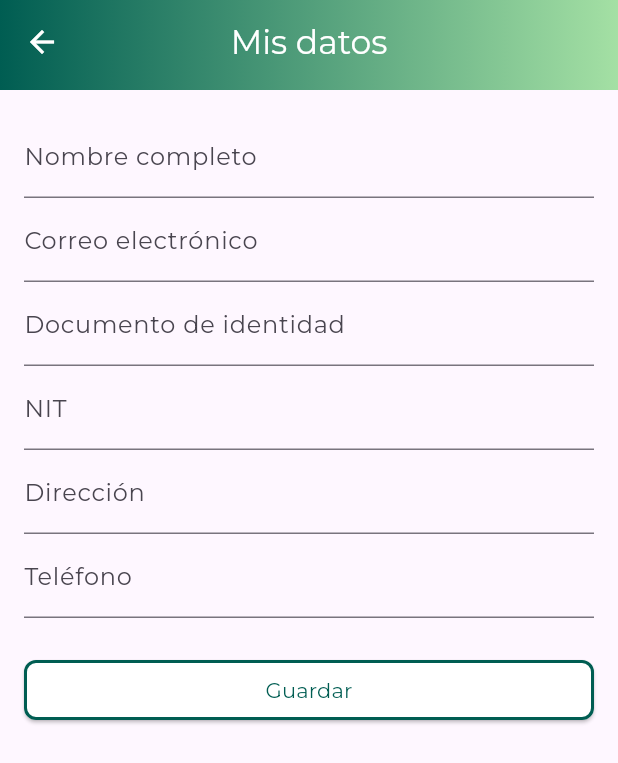
After one commit to f-munozg/MISW4501-G5-Movil, a Flutter app: the SettingsView screen opened directly, after a tap on "Mis datos", on a phone screen of 412 x 824 dp. The commit adds this screen. Shown: the top 763 px of the screen. Run offline on Flutter 3.47's test engine with Material 3 defaults, Android fonts, the phone set to English and light mode, and no system bars.

Commit message:
v5.0.0 Se agrega registro de cliente y actualizacion de cliente

```diff
--- a/lib/core/constants/app_menu.dart
+++ b/lib/core/constants/app_menu.dart
@@ -13,7 +13,7 @@ class AppMenu {
     BottomNavItem(icon: Icons.local_shipping, label: 'Pedidos', screen: const OrderView()),
     BottomNavItem(icon: Icons.inventory, label: 'Productos', screen:  ProductView()),
     BottomNavItem(icon: Icons.storefront, label: 'Stock',screen: const StockView()),
-    BottomNavItem(icon: Icons.settings, label: 'Configuración', screen: const SettingsView()),
+    BottomNavItem(icon: Icons.settings, label: 'Configuración', screen: const SettingsView(userRole: 'client')),
   ];
 
   static final List<BottomNavItem> sellerMenu = [
@@ -21,6 +21,6 @@ class AppMenu {
     BottomNavItem(icon: Icons.inventory, label: 'Productos', screen:  ProductView()),
     BottomNavItem(icon: Icons.storefront, label: 'Tiendas', screen: const StoreView()),
     BottomNavItem(icon: Icons.person, label: 'Clientes', screen: ClientView()),
-    BottomNavItem(icon: Icons.settings, label: 'Configuración', screen: const SettingsView()),
+    BottomNavItem(icon: Icons.settings, label: 'Configuración', screen: const SettingsView(userRole: 'seller')),
   ];
 }
--- /dev/null
+++ b/lib/features/clients/views/client_profile_view.dart
@@ -0,0 +1,46 @@
+import 'package:flutter/material.dart';
+import '../../../core/widgets/custom_app_bar.dart';
+import '../widgets/client_profile_form.dart';
+
+class ClientProfileView extends StatelessWidget {
+  const ClientProfileView({super.key});
+
+  @override
+  Widget build(BuildContext context) {
+    final _formKey = GlobalKey<FormState>();
+    final _nameController = TextEditingController();
+    final _emailController = TextEditingController();
+    final _documentController = TextEditingController();
+    final _nitController = TextEditingController();
+    final _addressController = TextEditingController();
+    final _phoneController = TextEditingController();
+
+    return Scaffold(
+      appBar: const CustomAppBar(
+        title: "Mis datos",
+        showBackButton: true,
+      ),
+      body: Padding(
+        padding: const EdgeInsets.all(16.0),
+        child: ClientProfileForm(
+          formKey: _formKey,
+          nameController: _nameController,
+          emailController: _emailController,
+          documentController: _documentController,
+          nitController: _nitController,
+          addressController: _addressController,
+          phoneController: _phoneController,
+          onSubmit: () {
+            if (_formKey.currentState!.validate()) {
+              // lógica para guardar
+              ScaffoldMessenger.of(context).showSnackBar(
+                const SnackBar(content: Text("Datos guardados correctamente")),
+              );
+              Navigator.pop(context);
+            }
+          },
+        ),
+      ),
+    );
+  }
+}
--- /dev/null
+++ b/lib/features/clients/widgets/client_profile_form.dart
@@ -0,0 +1,82 @@
+import 'package:ccp_mobile/core/constants/app_colors.dart';
+import 'package:flutter/material.dart';
+
+class ClientProfileForm extends StatelessWidget {
+  final GlobalKey<FormState> formKey;
+  final TextEditingController nameController;
+  final TextEditingController emailController;
+  final TextEditingController documentController;
+  final TextEditingController nitController;
+  final TextEditingController addressController;
+  final TextEditingController phoneController;
+  final VoidCallback onSubmit;
+
+  const ClientProfileForm({
+    super.key,
+    required this.formKey,
+    required this.nameController,
+    required this.emailController,
+    required this.documentController,
+    required this.nitController,
+    required this.addressController,
+    required this.phoneController,
+    required this.onSubmit,
+  });
+
+  @override
+  Widget build(BuildContext context) {
+    return Form(
+      key: formKey,
+      child: ListView(
+        children: [
+          TextFormField(
+            controller: nameController,
+            decoration: const InputDecoration(labelText: "Nombre completo"),
+            validator: (value) =>
+                value!.isEmpty ? "Este campo es requerido" : null,
+          ),
+          TextFormField(
+            controller: emailController,
+            decoration: const InputDecoration(labelText: "Correo electrónico"),
+            keyboardType: TextInputType.emailAddress,
+            validator: (value) =>
+                value!.isEmpty ? "Este campo es requerido" : null,
+          ),
+          TextFormField(
+            controller: documentController,
+            decoration:
+                const InputDecoration(labelText: "Documento de identidad"),
+            keyboardType: TextInputType.number,
+          ),
+          TextFormField(
+            controller: nitController,
+            decoration: const InputDecoration(labelText: "NIT"),
+            keyboardType: TextInputType.number,
+          ),
+          TextFormField(
+            controller: addressController,
+            decoration: const InputDecoration(labelText: "Dirección"),
+          ),
+          TextFormField(
+            controller: phoneController,
+            decoration: const InputDecoration(labelText: "Teléfono"),
+            keyboardType: TextInputType.phone,
+          ),
+          const SizedBox(height: 24),
+          ElevatedButton(
+            onPressed: onSubmit,
+            child: const Text("Guardar"),
+            style: ElevatedButton.styleFrom(
+              side: const BorderSide(color: AppColors.primaryColor, width: 2),
+              foregroundColor: AppColors.primaryColor, // texto/icono
+              backgroundColor: Colors.white, // fondo del botón
+              shape: RoundedRectangleBorder(
+                borderRadius: BorderRadius.circular(8), // opcional
+              ),
+            ),
+          ),
+        ],
+      ),
+    );
+  }
+}
--- a/lib/features/login/views/login_view.dart
+++ b/lib/features/login/views/login_view.dart
@@ -23,7 +23,7 @@ class _LoginViewState extends State<LoginView> {
       Navigator.pushReplacement(
         context,
         MaterialPageRoute(
-          builder: (context) => HomeScreen(userRole: 'seller'),
+          builder: (context) => HomeScreen(userRole: 'client'),
         ),
       );
     // setState(() {
--- a/lib/features/products/views/checkout_view.dart
+++ b/lib/features/products/views/checkout_view.dart
@@ -1,3 +1,4 @@
+import 'package:ccp_mobile/core/constants/app_colors.dart';
 import 'package:ccp_mobile/core/widgets/custom_app_bar.dart';
 import 'package:flutter/material.dart';
 import 'package:provider/provider.dart';
@@ -24,7 +25,8 @@ class CheckoutView extends StatelessWidget {
           ? const Center(child: Text("No hay productos en el carrito"))
           : ListView.builder(
               itemCount: cart.items.length,
-              padding: const EdgeInsets.only(bottom: 140), // deja espacio para la parte inferior
+              padding: const EdgeInsets.only(
+                  bottom: 140),
               itemBuilder: (context, index) {
                 final item = cart.items[index];
                 return ListTile(
@@ -41,12 +43,16 @@ class CheckoutView extends StatelessWidget {
           ? null
           : SafeArea(
               child: Container(
-                padding: const EdgeInsets.symmetric(horizontal: 16, vertical: 16),
+                padding:
+                    const EdgeInsets.symmetric(horizontal: 16, vertical: 16),
                 margin: const EdgeInsets.only(bottom: 25),
                 decoration: const BoxDecoration(
                   color: Colors.white,
                   boxShadow: [
-                    BoxShadow(color: Colors.black12, blurRadius: 8, offset: Offset(0, -2)),
+                    BoxShadow(
+                        color: Colors.black12,
+                        blurRadius: 8,
+                        offset: Offset(0, -2)),
                   ],
                 ),
                 child: Column(
@@ -80,10 +86,21 @@ class CheckoutView extends StatelessWidget {
                         onPressed: () {
                           // Lógica para crear pedido
                           ScaffoldMessenger.of(context).showSnackBar(
-                            const SnackBar(content: Text("Pedido creado exitosamente")),
+                            const SnackBar(
+                                content: Text("Pedido creado exitosamente")),
                           );
                           Navigator.pop(context);
                         },
+                        style: ElevatedButton.styleFrom(
+                          side: const BorderSide(
+                              color: AppColors.primaryColor, width: 2),
+                          foregroundColor:
+                              AppColors.primaryColor, // texto/icono
+                          backgroundColor: Colors.white, // fondo del botón
+                          shape: RoundedRectangleBorder(
+                            borderRadius: BorderRadius.circular(8), // opcional
+                          ),
+                        ),
                         child: const Text("Crear pedido"),
                       ),
                     ),
--- a/lib/features/products/views/shopping_cart.dart
+++ b/lib/features/products/views/shopping_cart.dart
@@ -1,3 +1,4 @@
+import 'package:ccp_mobile/core/constants/app_colors.dart';
 import 'package:ccp_mobile/core/widgets/custom_app_bar.dart';
 import 'package:ccp_mobile/features/products/views/checkout_view.dart';
 import 'package:flutter/material.dart';
@@ -85,6 +86,16 @@ class ShoppingCartView extends StatelessWidget {
                                 builder: (_) => const CheckoutView()),
                           );
                         },
+                        style: ElevatedButton.styleFrom(
+                          side: const BorderSide(
+                              color: AppColors.primaryColor, width: 2),
+                          foregroundColor:
+                              AppColors.primaryColor, // texto/icono
+                          backgroundColor: Colors.white, // fondo del botón
+                          shape: RoundedRectangleBorder(
+                            borderRadius: BorderRadius.circular(8), // opcional
+                          ),
+                        ),
                         child: const Text("Reservar"),
                       ),
                     ),
--- a/lib/features/settings/views/settings_view.dart
+++ b/lib/features/settings/views/settings_view.dart
@@ -1,13 +1,18 @@
+import 'package:ccp_mobile/features/clients/views/client_profile_view.dart';
 import 'package:flutter/material.dart';
 import '../../../core/constants/app_colors.dart';
 import '../../../core/widgets/custom_app_bar.dart';
 import '../../../routes/app_routes.dart';
 
 class SettingsView extends StatelessWidget {
-  const SettingsView({super.key});
+  final String userRole;
+
+  const SettingsView({super.key, required this.userRole});
 
   @override
   Widget build(BuildContext context) {
+    final isClient = userRole == 'client';
+
     return Scaffold(
       appBar: const CustomAppBar(
         title: "Settings",
@@ -18,24 +23,32 @@ class SettingsView extends StatelessWidget {
         padding: const EdgeInsets.all(16),
         child: Column(
           children: [
-            // Menú de opciones
             Expanded(
               flex: 4,
               child: ListView(
                 children: [
+                  if (isClient)
+                    ListTile(
+                      leading: const Icon(Icons.person, color: AppColors.primaryColor),
+                      title: const Text("Mis datos"),
+                      onTap: () {
+                          Navigator.push(
+                          context,
+                          MaterialPageRoute(builder: (_) => const ClientProfileView()),
+                        );
+
+                      },
+                    ),
                   ListTile(
-                    leading:
-                        const Icon(Icons.language, color: AppColors.primaryColor),
+                    leading: const Icon(Icons.language, color: AppColors.primaryColor),
                     title: const Text("Idioma"),
                   ),
                   ListTile(
-                    leading:
-                        const Icon(Icons.text_increase, color: AppColors.primaryColor),
+                    leading: const Icon(Icons.text_increase, color: AppColors.primaryColor),
                     title: const Text("Tamaño de texto"),
                   ),
                   ListTile(
-                    leading:
-                        const Icon(Icons.logout, color: AppColors.primaryColor),
+                    leading: const Icon(Icons.logout, color: AppColors.primaryColor),
                     title: const Text("Cerrar sesión"),
                     onTap: () {
                       Navigator.pushReplacementNamed(context, AppRoutes.login);
@@ -43,8 +56,7 @@ class SettingsView extends StatelessWidget {
                   ),
                   const Divider(),
                   const ListTile(
-                    leading:
-                        Icon(Icons.info_outline, color: AppColors.primaryColor),
+                    leading: Icon(Icons.info_outline, color: AppColors.primaryColor),
                     title: Text("CCP Mobile v1.0.0"),
                   ),
                 ],
```
Also changed, not shown: lib/core/constants/app_roles.dart (added).
